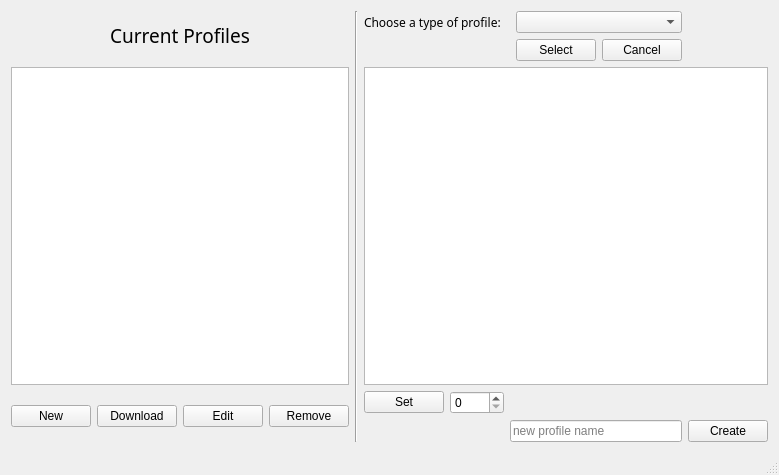
Old version of the form mainwindow.ui in the repository barbosaMatheus/USR_Coffee_Profiles.
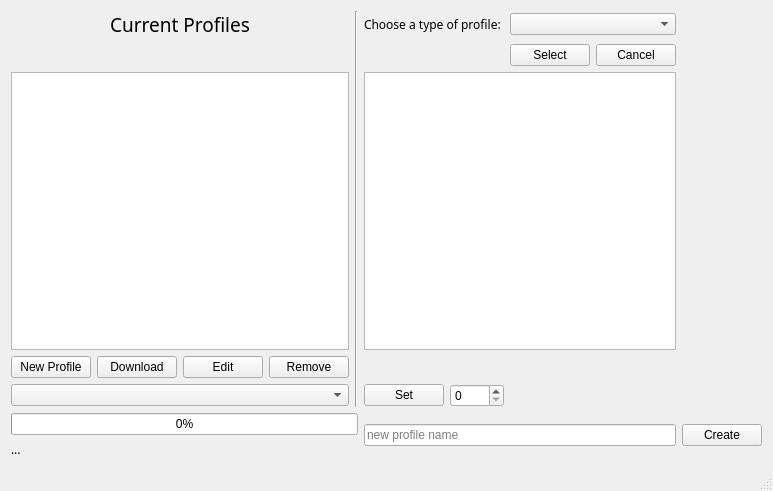
New version of the form.

Commit message: Added a roaster select combo box

What changed in the file:
```diff
--- a/mainwindow.ui
+++ b/mainwindow.ui
@@ -6,8 +6,8 @@
    <rect>
     <x>0</x>
     <y>0</y>
-    <width>734</width>
-    <height>475</height>
+    <width>756</width>
+    <height>491</height>
    </rect>
   </property>
   <property name="windowTitle">
@@ -15,7 +15,7 @@
   </property>
   <widget class="QWidget" name="centralWidget">
    <layout class="QGridLayout" name="gridLayout">
-    <item row="0" column="0" rowspan="2" colspan="4">
+    <item row="0" column="0" colspan="4">
      <widget class="QLabel" name="label">
       <property name="font">
        <font>
@@ -34,7 +34,7 @@
       </property>
      </widget>
     </item>
-    <item row="0" column="5" colspan="3">
+    <item row="0" column="5" colspan="2">
      <widget class="QLabel" name="choose_label">
       <property name="font">
        <font>
@@ -46,85 +46,107 @@
       </property>
      </widget>
     </item>
-    <item row="0" column="8" colspan="2">
+    <item row="0" column="7" colspan="2">
      <widget class="QComboBox" name="time_box"/>
     </item>
-    <item row="1" column="8">
+    <item row="1" column="7">
      <widget class="QPushButton" name="select_button">
       <property name="text">
        <string>Select</string>
       </property>
      </widget>
     </item>
-    <item row="1" column="9">
-     <widget class="QPushButton" name="cancel_button">
-      <property name="text">
-       <string>Cancel</string>
-      </property>
-     </widget>
-    </item>
     <item row="2" column="0" colspan="4">
      <widget class="QListView" name="pro_list"/>
     </item>
-    <item row="2" column="5" colspan="6">
+    <item row="2" column="5" colspan="4">
      <widget class="QTableView" name="pro_table"/>
     </item>
-    <item row="3" column="0" rowspan="2">
+    <item row="3" column="0">
      <widget class="QPushButton" name="new_button">
       <property name="text">
-       <string>New</string>
+       <string>New Profile</string>
       </property>
      </widget>
     </item>
-    <item row="3" column="1" rowspan="2">
-     <widget class="QPushButton" name="pushButton">
+    <item row="3" column="1">
+     <widget class="QPushButton" name="download_button">
       <property name="text">
        <string>Download</string>
       </property>
      </widget>
     </item>
-    <item row="3" column="2" rowspan="2">
-     <widget class="QPushButton" name="pushButton_2">
+    <item row="3" column="2">
+     <widget class="QPushButton" name="edit_button">
       <property name="text">
        <string>Edit</string>
       </property>
      </widget>
     </item>
-    <item row="3" column="3" rowspan="2">
-     <widget class="QPushButton" name="pushButton_3">
+    <item row="3" column="3">
+     <widget class="QPushButton" name="remove_button">
       <property name="text">
        <string>Remove</string>
       </property>
      </widget>
     </item>
-    <item row="3" column="5">
+    <item row="4" column="0" colspan="4">
+     <widget class="QComboBox" name="roaster_box"/>
+    </item>
+    <item row="4" column="5">
      <widget class="QPushButton" name="set_button">
       <property name="text">
        <string>Set</string>
       </property>
      </widget>
     </item>
-    <item row="3" column="6">
+    <item row="4" column="6">
      <widget class="QSpinBox" name="value_box">
       <property name="maximum">
        <number>1000</number>
       </property>
      </widget>
     </item>
-    <item row="4" column="7" colspan="3">
+    <item row="5" column="0" colspan="5">
+     <widget class="QProgressBar" name="progress_bar">
+      <property name="value">
+       <number>0</number>
+      </property>
+     </widget>
+    </item>
+    <item row="5" column="5" rowspan="2" colspan="4">
      <widget class="QLineEdit" name="name_edit">
       <property name="placeholderText">
        <string>new profile name</string>
       </property>
      </widget>
     </item>
-    <item row="4" column="10">
+    <item row="5" column="9" rowspan="2">
      <widget class="QPushButton" name="create_button">
       <property name="text">
        <string>Create</string>
       </property>
      </widget>
     </item>
+    <item row="6" column="0" colspan="4">
+     <widget class="QLabel" name="status_label">
+      <property name="font">
+       <font>
+        <family>Book Antiqua</family>
+       </font>
+      </property>
+      <property name="text">
+       <string>...</string>
+      </property>
+     </widget>
+    </item>
+    <item row="1" column="8">
+     <widget class="QPushButton" name="cancel_button">
+      <property name="text">
+       <string>Cancel</string>
+      </property>
+     </widget>
+    </item>
    </layout>
   </widget>
   <widget class="QStatusBar" name="statusBar"/>
```
The commit also changes 3 other files.
